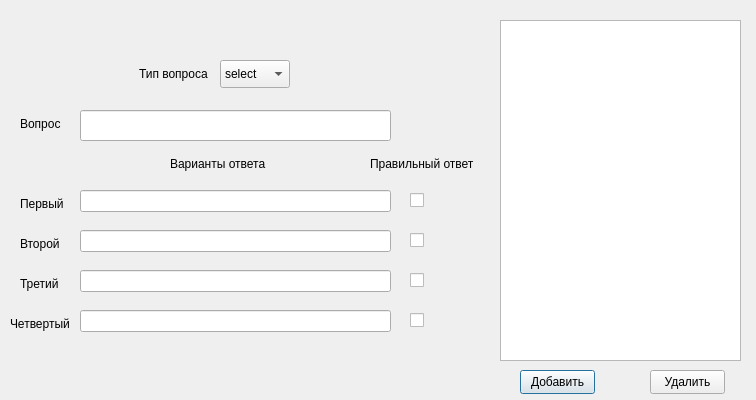
Before: the Qt Designer form Gui_Form/ui_question_round.ui in BabaYagaJW/ScorodumCreator, drawn with Qt 5.
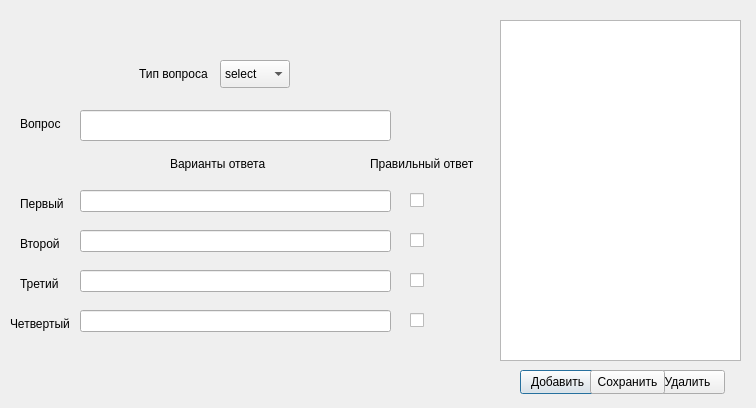
After: the same form once the commit is applied.

Diff of the .ui file:
```diff
--- a/Gui_Form/ui_question_round.ui
+++ b/Gui_Form/ui_question_round.ui
@@ -7,7 +7,7 @@
     <x>0</x>
     <y>0</y>
     <width>756</width>
-    <height>400</height>
+    <height>408</height>
    </rect>
   </property>
   <property name="windowTitle">
@@ -284,6 +284,19 @@
     <bool>false</bool>
    </property>
   </widget>
+  <widget class="QPushButton" name="Save_Question">
+   <property name="geometry">
+    <rect>
+     <x>590</x>
+     <y>370</y>
+     <width>75</width>
+     <height>24</height>
+    </rect>
+   </property>
+   <property name="text">
+    <string>Сохранить</string>
+   </property>
+  </widget>
  </widget>
  <resources/>
  <connections/>
```
